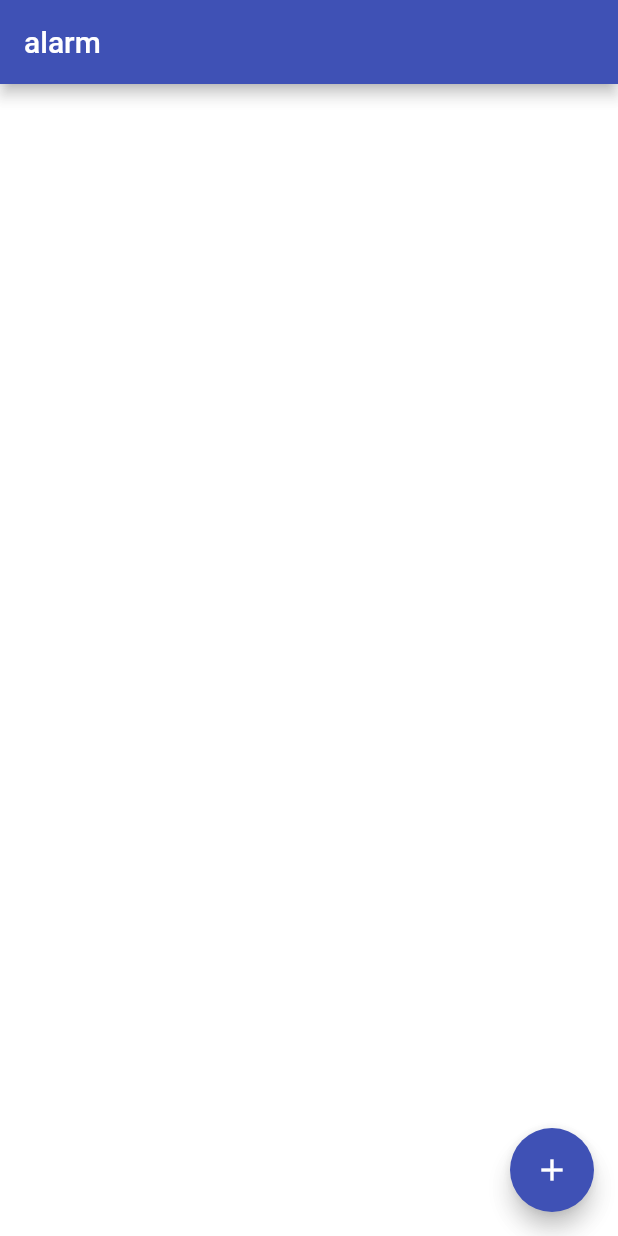
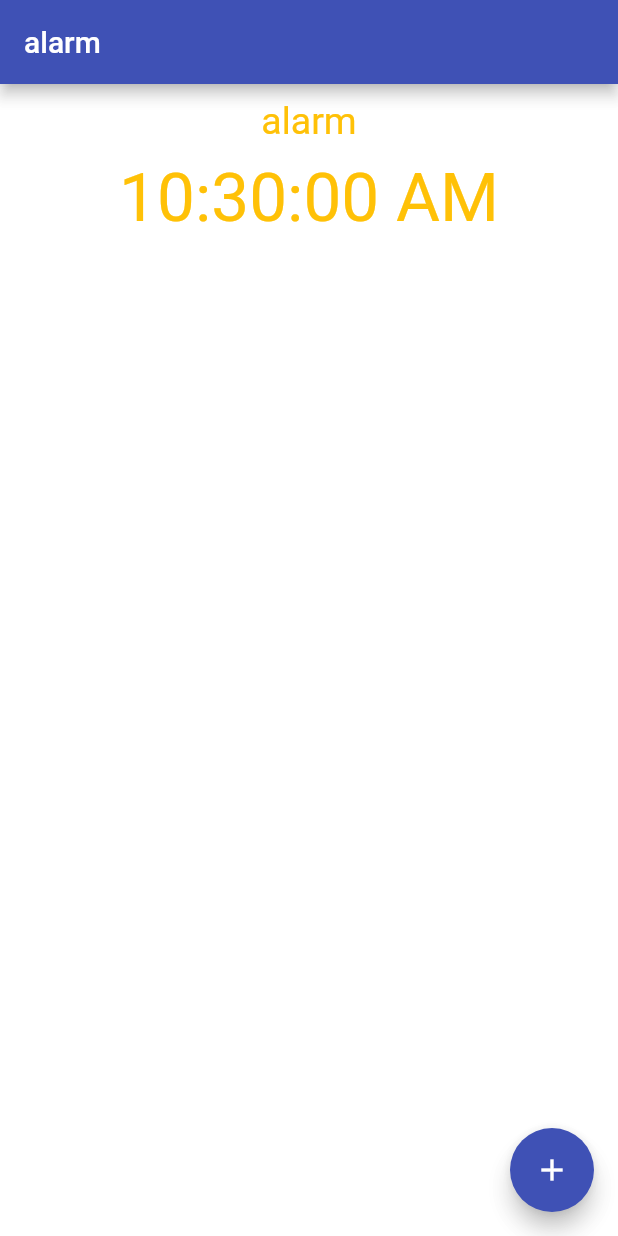
Before and after one commit to LeeHann/my_custom_alarm, a Flutter app: the screen it shows after launch, on a phone screen of 412 x 824 dp. Run offline on Flutter 3.47's test engine with Material 2 defaults, Android fonts, the phone set to English and light mode, and no system bars; our stand-ins replace date_format, flutter_time_picker_spinner, timer_builder.

Commit message:
update dateformat and timebuilder

```diff
--- a/lib/screens/home.dart
+++ b/lib/screens/home.dart
@@ -1,6 +1,8 @@
 import 'package:flutter/cupertino.dart';
 import 'package:flutter/material.dart';
 import 'package:my_custom_alarm/screens/create.dart';
+import 'package:timer_builder/timer_builder.dart';
+import 'package:date_format/date_format.dart';
 
 class MyHomePage extends StatefulWidget {
   const MyHomePage({Key? key, required this.title}) : super(key: key);
@@ -19,7 +21,30 @@ class _MyHomePageState extends State<MyHomePage> {
         title: Text(widget.title),
       ),
       body: Center(
-        child: Column(mainAxisAlignment: MainAxisAlignment.center),
+        child: Column(
+            children: <Widget>[
+              Padding(
+                padding: EdgeInsets.all(10),
+                child: Text('alarm',
+                  style: TextStyle(fontSize: 25, color: Colors.amber),
+                ),
+              ),
+              TimerBuilder.periodic(
+                  const Duration(seconds: 1),
+                  builder: (context) {
+                    return Text(
+                        formatDate(
+                            DateTime.now(), [hh, ':', nn, ':', ss, ' ', am]),
+                        style: const TextStyle(
+                          fontSize: 45,
+                          color: Colors.amber,
+                        )
+                    );
+                  },
+              )
+            ],
+            //mainAxisAlignment: MainAxisAlignment.center),
+        )
       ),
       backgroundColor: Colors.white24,
       floatingActionButton: FloatingActionButton( // 알람 추가 버튼 create를 테스트하기 위해 작성함 - column 안에 넣는 등 레이아웃에 넣어서 배열하면 좋을 듯
--- a/pubspec.yaml
+++ b/pubspec.yaml
@@ -34,6 +34,8 @@ dependencies:
   # The following adds the Cupertino Icons font to your application.
   # Use with the CupertinoIcons class for iOS style icons.
   cupertino_icons: ^1.0.2
+  timer_builder: ^2.0.0
+  date_format: ^2.0.5
 
 dev_dependencies:
   flutter_test:
```
Also changed, not shown: pubspec.lock.
